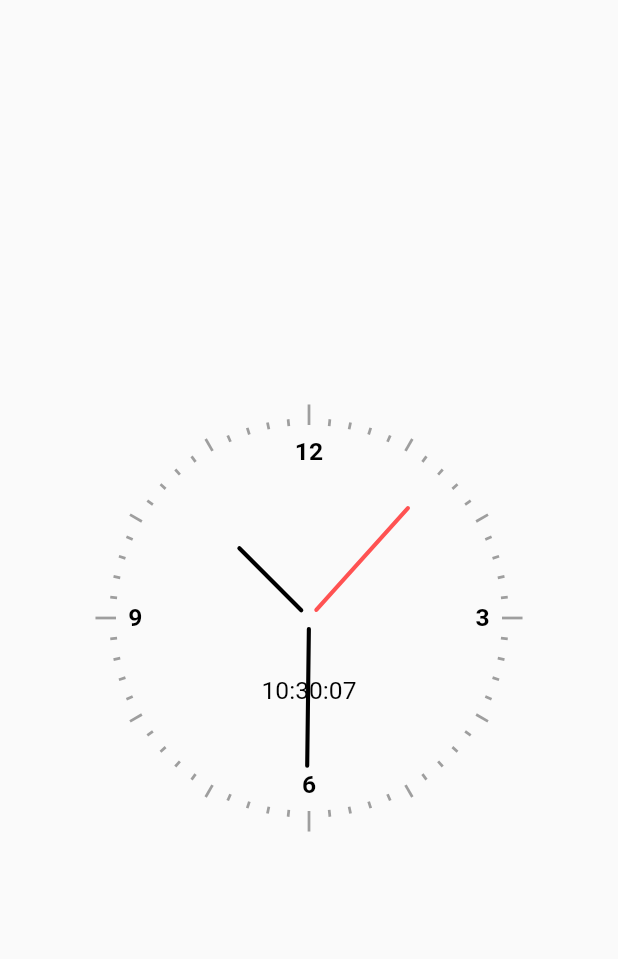
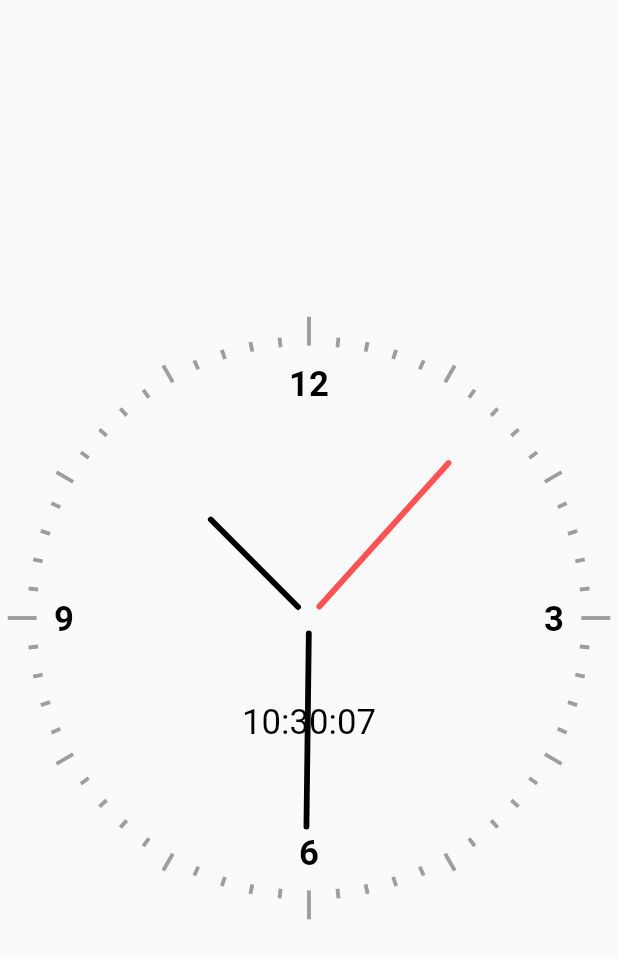
Before and after one commit to furkantektas/analog_clock, a Flutter app: the screen it shows after launch, on a phone screen of 412 x 824 dp. Shown: the top 959 px of the screen. Run offline on Flutter 3.47's test engine with Material 2 defaults, Android fonts, the phone set to English and light mode, and no system bars; statements that could not run were skipped.

Commit message:
Removed extra paddind from clock container.

```diff
--- a/lib/analog_clock.dart
+++ b/lib/analog_clock.dart
@@ -109,8 +109,6 @@ class _AnalogClockState extends State<AnalogClock> {
       child: Center(
           child: AspectRatio(
               aspectRatio: 1.0,
-              child: Padding(
-                padding: const EdgeInsets.all(60),
               child: new Container(
                   constraints:
                       BoxConstraints(minWidth: 48.0, minHeight: 48.0),
@@ -130,8 +128,7 @@ class _AnalogClockState extends State<AnalogClock> {
                         digitalClockColor: widget.digitalClockColor,
                         textScaleFactor: widget.textScaleFactor,
                         numberColor: widget.numberColor),
-                    )),
-              ))),
+                  )))),
     );
   }
 }
```
Lines whose indentation alone changed are shown as unchanged.
